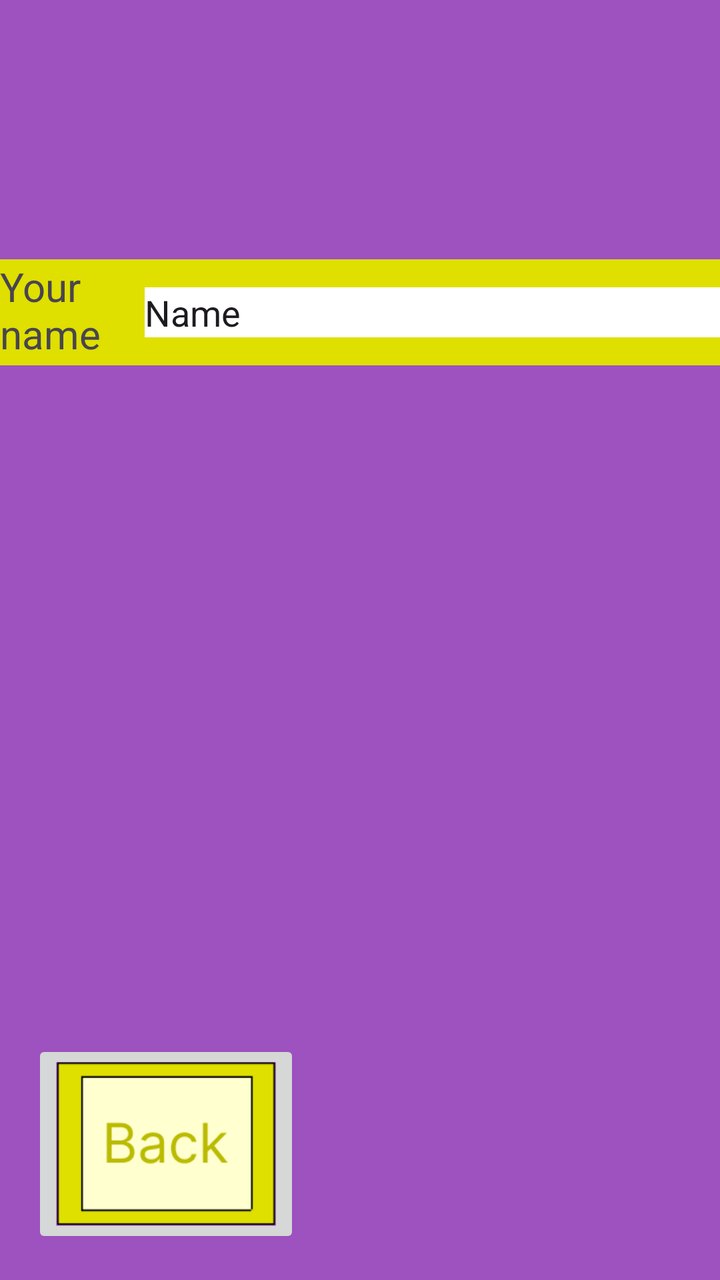
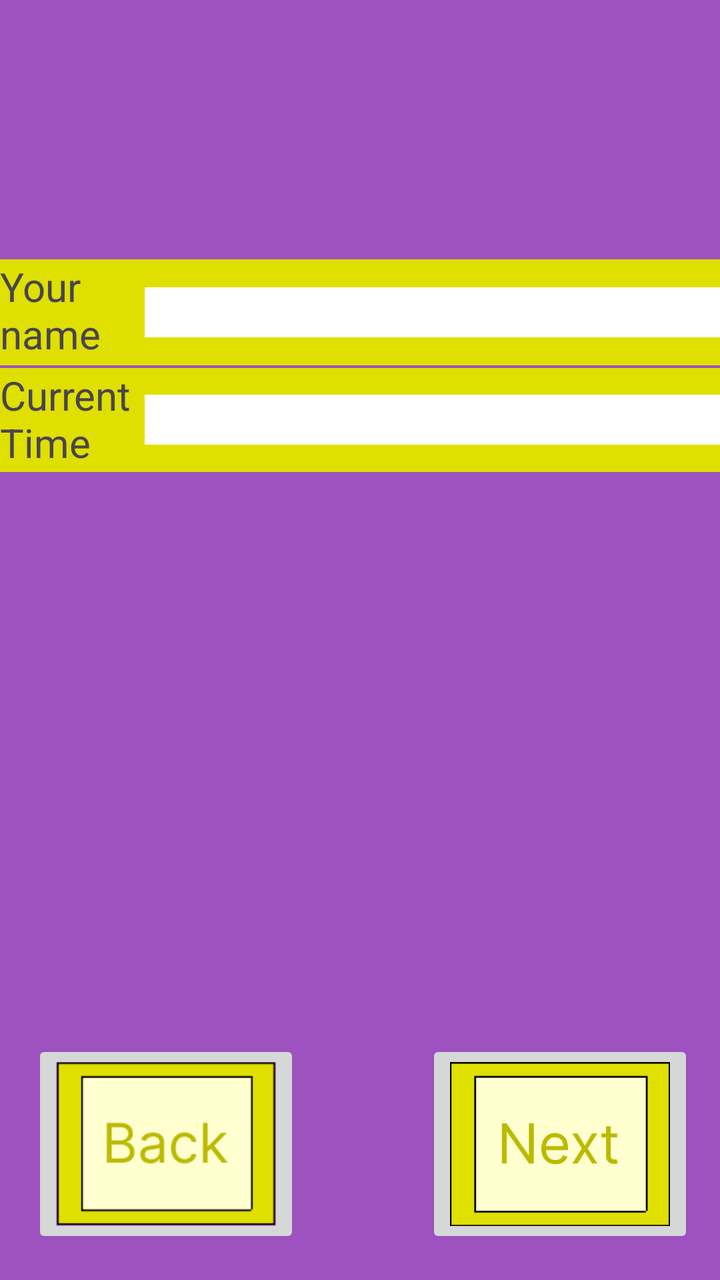

An Android layout rendered at two revisions. The XML below is the earlier revision; the diff shows what the commit changed to produce the second picture.
<!-- AndroidManifest.xml: application theme Theme.Tiktikontheclock -->
<!-- res/layout/activity_main2.xml -->
<?xml version="1.0" encoding="utf-8"?>
<androidx.constraintlayout.widget.ConstraintLayout xmlns:android="http://schemas.android.com/apk/res/android"
    xmlns:app="http://schemas.android.com/apk/res-auto"
    xmlns:tools="http://schemas.android.com/tools"
    android:id="@+id/main"
    android:layout_width="match_parent"
    android:layout_height="match_parent"
    android:background="#9D52BF"
    tools:context=".MainActivity2" >

    <LinearLayout
        android:layout_width="361dp"
        android:layout_height="53dp"
        android:background="#DFDF00"
        android:orientation="horizontal"
        app:layout_constraintBottom_toBottomOf="parent"
        app:layout_constraintEnd_toEndOf="parent"
        app:layout_constraintStart_toStartOf="parent"
        app:layout_constraintTop_toTopOf="parent"
        app:layout_constraintVertical_bias="0.221">

        <TextView
            android:id="@+id/textView5"
            android:textSize="20dp"
            android:layout_width="68dp"
            android:layout_height="53dp"
            android:layout_weight="1"
            android:text="Your name " />

        <EditText
            android:id="@+id/editTextText"
            android:layout_width="284dp"
            android:layout_height="25dp"
            android:layout_gravity="center"
            android:layout_weight="1"
            android:background="@color/white"
            android:ems="10"
            android:inputType="text"
            android:text="Name" />
    </LinearLayout>

    <ImageButton
        android:id="@+id/BackButtonP2"
        android:layout_width="134dp"
        android:layout_height="104dp"
        android:layout_marginStart="16dp"
        android:layout_marginBottom="16dp"
        android:scaleType="fitCenter"
        app:layout_constraintBottom_toBottomOf="parent"
        app:layout_constraintStart_toStartOf="parent"
        app:srcCompat="@drawable/schermafbeelding_2026_10_07_141405" />

</androidx.constraintlayout.widget.ConstraintLayout>
<!-- resources referenced by this layout -->
<resources>
  <color name="white">#FFFFFFFF</color>
  <!-- drawable schermafbeelding_2026_10_07_141405: png bitmap (drawable, 3193 bytes) -->
  <style name="Theme.Tiktikontheclock" parent="Base.Theme.Tiktikontheclock" />
  <style name="Base.Theme.Tiktikontheclock" parent="Theme.Material3.DayNight.NoActionBar">
          
          
      </style>
</resources>

<!-- the commit's change to res/layout/activity_main2.xml (unified diff, before → after) -->
@@ -7,6 +7,37 @@
     android:layout_height="match_parent"
     android:background="#9D52BF"
     tools:context=".MainActivity2" >
+
+    <LinearLayout
+        android:layout_width="361dp"
+        android:layout_height="52dp"
+        android:layout_weight="1"
+        android:background="#DFDF00"
+        android:orientation="horizontal"
+        app:layout_constraintBottom_toBottomOf="parent"
+        app:layout_constraintEnd_toEndOf="parent"
+        app:layout_constraintStart_toStartOf="parent"
+        app:layout_constraintTop_toTopOf="parent"
+        app:layout_constraintVertical_bias="0.313">
+
+        <TextView
+            android:id="@+id/textView5"
+            android:layout_width="68dp"
+            android:layout_height="53dp"
+            android:layout_weight="1"
+            android:text="Current Time"
+            android:textSize="20dp" />
+
+        <EditText
+            android:id="@+id/CurrentTimeedit"
+            android:layout_width="284dp"
+            android:layout_height="25dp"
+            android:layout_gravity="center"
+            android:layout_weight="1"
+            android:background="@color/white"
+            android:ems="10"
+            android:inputType="text" />
+    </LinearLayout>
 
     <LinearLayout
         android:layout_width="361dp"
@@ -28,15 +59,14 @@
             android:text="Your name " />
 
         <EditText
-            android:id="@+id/editTextText"
+            android:id="@+id/YourNameedit"
             android:layout_width="284dp"
             android:layout_height="25dp"
             android:layout_gravity="center"
             android:layout_weight="1"
             android:background="@color/white"
             android:ems="10"
-            android:inputType="text"
-            android:text="Name" />
+            android:inputType="text" />
     </LinearLayout>
 
     <ImageButton
@@ -50,4 +80,16 @@
         app:layout_constraintStart_toStartOf="parent"
         app:srcCompat="@drawable/schermafbeelding_2026_10_07_141405" />
 
+    <ImageButton
+        android:id="@+id/NextButtonP2"
+        android:layout_width="134dp"
+        android:layout_height="104dp"
+        android:layout_marginBottom="16dp"
+        android:scaleType="fitCenter"
+        app:layout_constraintBottom_toBottomOf="parent"
+        app:layout_constraintEnd_toEndOf="parent"
+        app:layout_constraintHorizontal_bias="0.942"
+        app:layout_constraintStart_toStartOf="parent"
+        app:srcCompat="@drawable/schermafbeelding_2026_10_20_113520" />
+
 </androidx.constraintlayout.widget.ConstraintLayout>
<!-- resource entries referenced after the edit -->
@@ -2,6 +2,7 @@
 <resources>
   <color name="white">#FFFFFFFF</color>
   <!-- drawable schermafbeelding_2026_10_07_141405: png bitmap (drawable, 3193 bytes) -->
+  <!-- drawable schermafbeelding_2026_10_20_113520: png bitmap (drawable, 5453 bytes) -->
   <style name="Theme.Tiktikontheclock" parent="Base.Theme.Tiktikontheclock" />
   <style name="Base.Theme.Tiktikontheclock" parent="Theme.Material3.DayNight.NoActionBar">
           
